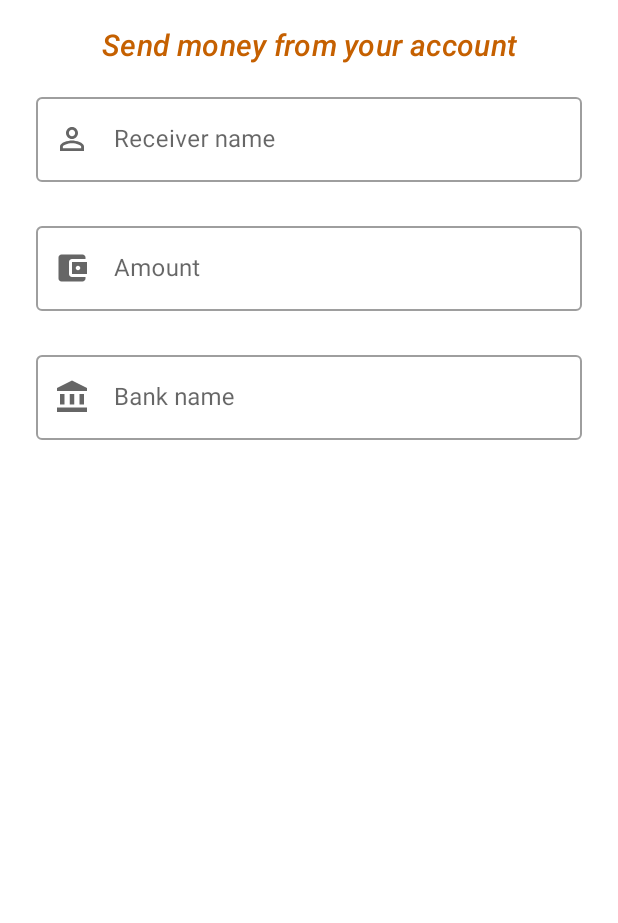
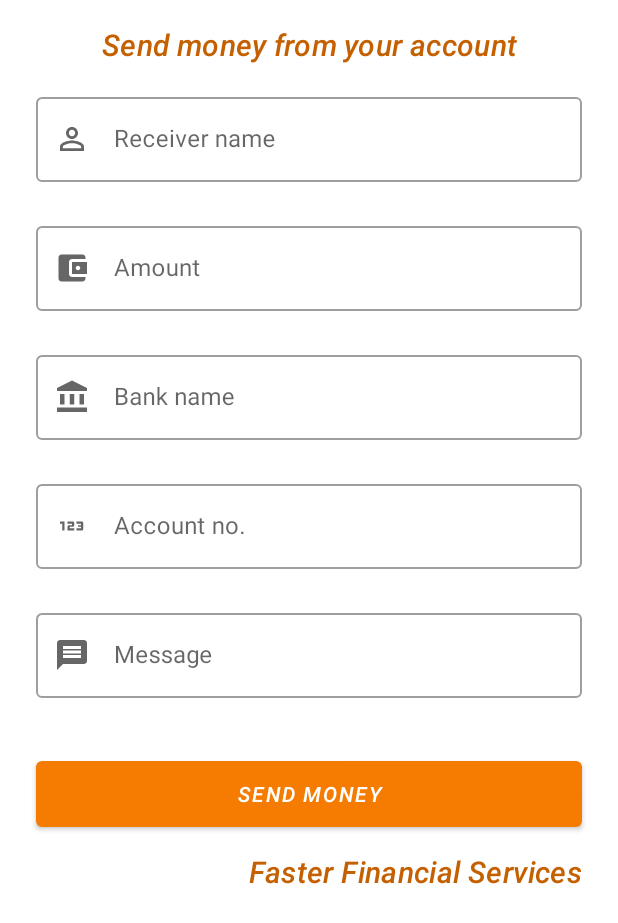
Before and after one commit to Sorabhkumar-dev/Data-store-android-implementation, an Android app: the SendMoneyFragment screen opened through its navigation route, on a phone screen of 412 x 824 dp. Shown: the top 923 px of the screen. Run offline under Robolectric (Android 15) with nearby library versions, the phone set to English and light mode, and no system bars; our stand-ins replace Dagger/Hilt's generated code.

Commit message:
chore:completed ui 100 %

```diff
--- a/app/src/main/java/com/sorabh/datastore/ui/fragment/SendMoneyFragment.kt
+++ b/app/src/main/java/com/sorabh/datastore/ui/fragment/SendMoneyFragment.kt
@@ -5,6 +5,8 @@ import android.view.LayoutInflater
 import android.view.View
 import android.view.ViewGroup
 import androidx.fragment.app.Fragment
+import com.google.android.material.dialog.MaterialAlertDialogBuilder
+import com.sorabh.datastore.R
 import com.sorabh.datastore.databinding.FragmentSendMoneyBinding
 import dagger.hilt.android.AndroidEntryPoint
 
@@ -19,6 +21,21 @@ class SendMoneyFragment : Fragment() {
     ): View {
         binding = FragmentSendMoneyBinding.inflate(inflater)
 
+        binding.btnSendMoney.setOnClickListener {
+
+        }
         return binding.root
     }
+
+    private fun showDialog(receiverName:String){
+        val dialog = MaterialAlertDialogBuilder(requireContext())
+            .setIcon(R.drawable.ic_logo)
+            .setTitle(getString(R.string.send_money_to,receiverName))
+            .setMessage(getString(R.string.payment_successfully_completed_to,receiverName))
+            .setPositiveButton(getString(R.string.ok)){ dialog, _ ->
+                dialog.dismiss()
+
+            }.create()
+        dialog.show()
+    }
 }
--- /dev/null
+++ b/app/src/main/res/drawable/ic_message.xml
@@ -0,0 +1,5 @@
+<vector android:autoMirrored="true" android:height="24dp"
+    android:tint="#000000" android:viewportHeight="24"
+    android:viewportWidth="24" android:width="24dp" xmlns:android="http://schemas.android.com/apk/res/android">
+    <path android:fillColor="@android:color/white" android:pathData="M20,2L4,2c-1.1,0 -1.99,0.9 -1.99,2L2,22l4,-4h14c1.1,0 2,-0.9 2,-2L22,4c0,-1.1 -0.9,-2 -2,-2zM18,14L6,14v-2h12v2zM18,11L6,11L6,9h12v2zM18,8L6,8L6,6h12v2z"/>
+</vector>
--- a/app/src/main/res/layout/fragment_send_money.xml
+++ b/app/src/main/res/layout/fragment_send_money.xml
@@ -73,12 +73,12 @@
     </com.google.android.material.textfield.TextInputLayout>
 
     <com.google.android.material.textfield.TextInputLayout
-        android:id="@+id/edt_account_layout"
+        android:id="@+id/edt_bank_layout"
         style="@style/Widget.MaterialComponents.TextInputLayout.OutlinedBox"
         android:layout_width="0dp"
         android:layout_height="wrap_content"
+        android:layout_marginTop="24dp"
         android:hint="@string/bank_name"
-        android:layout_marginTop="24dp"
         app:layout_constraintEnd_toEndOf="@id/guide_end"
         app:layout_constraintStart_toStartOf="@id/guide_start"
         app:layout_constraintTop_toBottomOf="@id/edt_amount_layout"
@@ -91,4 +91,67 @@
             android:inputType="text" />
     </com.google.android.material.textfield.TextInputLayout>
 
+    <com.google.android.material.textfield.TextInputLayout
+        android:id="@+id/edt_account_name_layout"
+        style="@style/Widget.MaterialComponents.TextInputLayout.OutlinedBox"
+        android:layout_width="0dp"
+        android:layout_height="wrap_content"
+        android:layout_marginTop="24dp"
+        android:hint="@string/account_number"
+        app:layout_constraintEnd_toEndOf="@id/guide_end"
+        app:layout_constraintStart_toStartOf="@id/guide_start"
+        app:layout_constraintTop_toBottomOf="@id/edt_bank_layout"
+        app:startIconDrawable="@drawable/ic_number">
+
+        <com.google.android.material.textfield.TextInputEditText
+            android:id="@+id/edt_account_no"
+            android:layout_width="match_parent"
+            android:layout_height="match_parent"
+            android:inputType="number" />
+    </com.google.android.material.textfield.TextInputLayout>
+
+    <com.google.android.material.textfield.TextInputLayout
+        android:id="@+id/edt_message_layout"
+        style="@style/Widget.MaterialComponents.TextInputLayout.OutlinedBox"
+        android:layout_width="0dp"
+        android:layout_height="wrap_content"
+        android:layout_marginTop="24dp"
+        android:hint="@string/message"
+        app:layout_constraintEnd_toEndOf="@id/guide_end"
+        app:layout_constraintStart_toStartOf="@id/guide_start"
+        app:layout_constraintTop_toBottomOf="@id/edt_account_name_layout"
+        app:startIconDrawable="@drawable/ic_message">
+
+        <com.google.android.material.textfield.TextInputEditText
+            android:id="@+id/edt_message"
+            android:layout_width="match_parent"
+            android:layout_height="match_parent"
+            android:inputType="textShortMessage" />
+    </com.google.android.material.textfield.TextInputLayout>
+
+
+    <com.google.android.material.button.MaterialButton
+        android:id="@+id/btn_send_money"
+        android:layout_width="0dp"
+        android:layout_height="?actionBarSize"
+        android:layout_marginTop="36dp"
+        android:text="@string/send_money"
+        android:textColor="@color/white"
+        android:textStyle="italic"
+        app:layout_constraintEnd_toEndOf="@id/guide_end"
+        app:layout_constraintStart_toStartOf="@id/guide_start"
+        app:layout_constraintTop_toBottomOf="@id/edt_message_layout" />
+
+    <com.google.android.material.textview.MaterialTextView
+        android:id="@+id/txv_bank_name"
+        android:layout_width="wrap_content"
+        android:layout_height="wrap_content"
+        android:layout_marginTop="10dp"
+        android:text="@string/faster_financial_services"
+        android:textAppearance="@style/TextAppearance.MaterialComponents.Headline6"
+        android:textColor="@color/amber_dark"
+        android:textStyle="italic"
+        app:layout_constraintEnd_toEndOf="@id/guide_end"
+        app:layout_constraintTop_toBottomOf="@id/btn_send_money" />
+
 </androidx.constraintlayout.widget.ConstraintLayout>
--- a/app/src/main/res/values/strings.xml
+++ b/app/src/main/res/values/strings.xml
@@ -9,6 +9,7 @@
     <string name="address">Address</string>
     <string name="sign_up">SignUp</string>
     <string name="or">OR</string>
+    <string name="ok">OK</string>
     <string name="login">Login</string>
     <string name="account">Account</string>
     <string name="account_holder">Account holder</string>
@@ -31,4 +32,8 @@
     <string name="send_money_from_your_account">Send money from your account</string>
     <string name="receiver_name">Receiver name</string>
     <string name="amount">Amount</string>
+    <string name="message">Message</string>
+    <string name="send_money">Send Money</string>
+    <string name="send_money_to">Send money to %s.</string>
+    <string name="payment_successfully_completed_to">Payment successfully completed to %s.</string>
 </resources>
```
